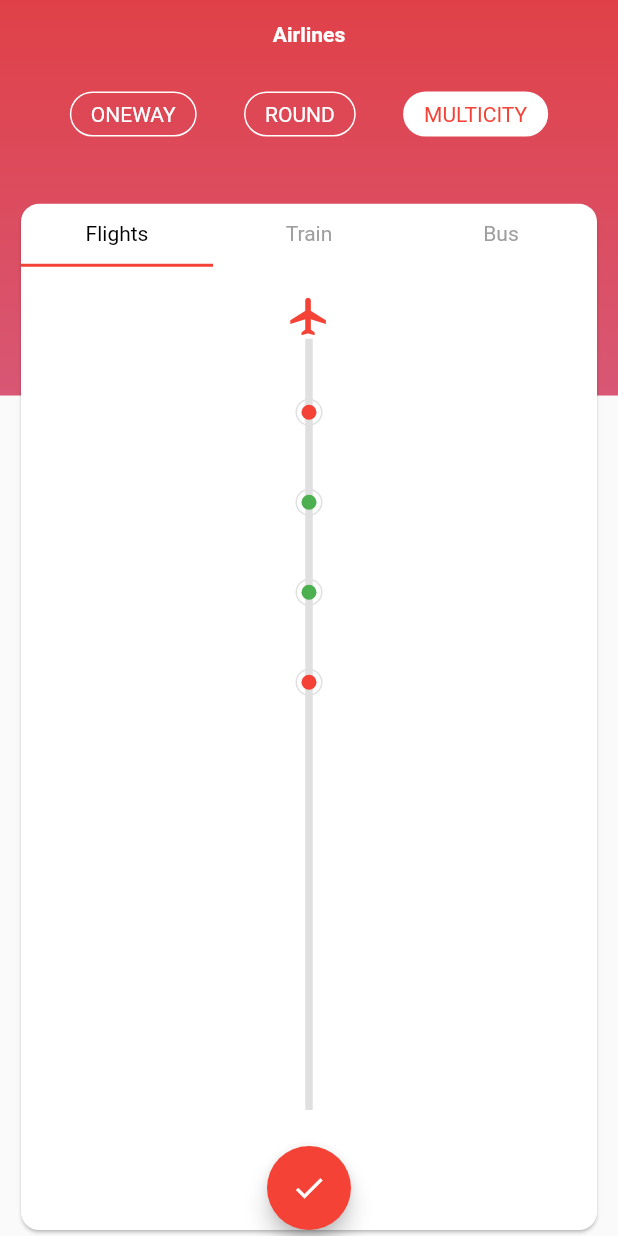
After one commit to nikiforosper/flutter_challenges, a Flutter app: the MainFlightApp screen opened directly, after a tap on the "multiline chart" icon, on a phone screen of 412 x 824 dp. The commit adds this screen. Run offline on Flutter 3.47's test engine with Material 2 defaults, Android fonts, the phone set to English and light mode, and no system bars; our stand-ins replace flutter_map, latlong2.

Commit message:
initialize flight app

```diff
--- /dev/null
+++ b/lib/flight_app/flight_form.dart
@@ -0,0 +1,60 @@
+import 'package:flutter/material.dart';
+
+class FlightForm extends StatelessWidget {
+  const FlightForm({
+    Key? key,
+    required this.onTap,
+  }) : super(key: key);
+  final VoidCallback onTap;
+  @override
+  Widget build(BuildContext context) {
+    return Padding(
+      padding: const EdgeInsets.all(20.0),
+      child: Column(
+        children: [
+          Row(
+            children: const [
+              Icon(
+                Icons.flight_takeoff,
+                color: Colors.red,
+              ),
+              SizedBox(width: 20),
+              Expanded(
+                child: TextField(
+                  decoration: InputDecoration(
+                    label: Text("From"),
+                  ),
+                ),
+              ),
+            ],
+          ),
+          const SizedBox(height: 10),
+          Row(
+            children: const [
+              Icon(
+                Icons.flight_land,
+                color: Colors.red,
+              ),
+              SizedBox(width: 20),
+              Expanded(
+                child: TextField(
+                  decoration: InputDecoration(
+                    label: Text("To"),
+                  ),
+                ),
+              ),
+            ],
+          ),
+          const Spacer(),
+          FloatingActionButton(
+            onPressed: onTap,
+            backgroundColor: Colors.red,
+            child: const Icon(
+              Icons.multiline_chart,
+            ),
+          ),
+        ],
+      ),
+    );
+  }
+}
--- /dev/null
+++ b/lib/flight_app/main_flight_app.dart
@@ -0,0 +1,132 @@
+import 'package:flutter/material.dart';
+import 'package:flutter_application_1/flight_app/flight_form.dart';
+import 'package:flutter_application_1/flight_app/widgets/header_button.dart';
+import 'package:flutter_application_1/flight_app/widgets/tab_button.dart';
+import 'package:flutter_application_1/flight_app/widgets/timeline/flight_timeline.dart';
+
+enum FlightView {
+  form,
+  timeline,
+}
+
+class MainFlightApp extends StatefulWidget {
+  const MainFlightApp({Key? key}) : super(key: key);
+
+  @override
+  State<MainFlightApp> createState() => _MainFlightAppState();
+}
+
+class _MainFlightAppState extends State<MainFlightApp> {
+  FlightView flightView = FlightView.form;
+  void _onFlightPressed() {
+    setState(() {
+      flightView = FlightView.timeline;
+    });
+  }
+
+  @override
+  Widget build(BuildContext context) {
+    final headerHeight = MediaQuery.of(context).size.height * .32;
+    return SafeArea(
+      child: Scaffold(
+        body: Stack(
+          fit: StackFit.expand,
+          children: [
+            Positioned(
+              height: headerHeight,
+              left: 0,
+              right: 0,
+              child: DecoratedBox(
+                decoration: const BoxDecoration(
+                  gradient: LinearGradient(
+                    begin: Alignment.topCenter,
+                    end: Alignment.bottomCenter,
+                    colors: [
+                      Color(0xffe04148),
+                      Color(0xffd85774),
+                    ],
+                  ),
+                ),
+                child: Padding(
+                  padding: const EdgeInsets.all(15.0),
+                  child: Column(
+                    children: [
+                      const Text(
+                        "Airlines",
+                        style: TextStyle(
+                          fontWeight: FontWeight.bold,
+                          color: Colors.white,
+                        ),
+                        textAlign: TextAlign.center,
+                      ),
+                      const SizedBox(height: 30),
+                      Row(
+                        mainAxisAlignment: MainAxisAlignment.spaceEvenly,
+                        children: const [
+                          HeaderButton(
+                            title: "OneWay",
+                          ),
+                          HeaderButton(
+                            title: "Round",
+                          ),
+                          HeaderButton(
+                            title: "Multicity",
+                            isSelected: true,
+                          ),
+                        ],
+                      ),
+                    ],
+                  ),
+                ),
+              ),
+            ),
+            Positioned(
+              left: 10,
+              right: 10,
+              top: headerHeight / 2,
+              bottom: 0,
+              child: Card(
+                shape: RoundedRectangleBorder(
+                  borderRadius: BorderRadius.circular(12),
+                ),
+                child: Column(
+                  children: [
+                    Row(
+                      children: const [
+                        Expanded(
+                          child: TabButton(
+                            title: "Flights",
+                            isSelected: true,
+                          ),
+                        ),
+                        Expanded(
+                          child: TabButton(
+                            title: "Train",
+                          ),
+                        ),
+                        Expanded(
+                          child: TabButton(
+                            title: "Bus",
+                          ),
+                        ),
+                      ],
+                    ),
+                    Expanded(
+                      child: flightView == FlightView.form
+                          ? FlightForm(
+                              onTap: _onFlightPressed,
+                            )
+                          : FlutterTimeline(
+                              onTap: () {},
+                            ),
+                    ),
+                  ],
+                ),
+              ),
+            ),
+          ],
+        ),
+      ),
+    );
+  }
+}
--- /dev/null
+++ b/lib/flight_app/widgets/header_button.dart
@@ -0,0 +1,34 @@
+import 'package:flutter/material.dart';
+
+class HeaderButton extends StatelessWidget {
+  const HeaderButton({
+    Key? key,
+    required this.title,
+    this.isSelected = false,
+  }) : super(key: key);
+  final String title;
+  final bool isSelected;
+  @override
+  Widget build(BuildContext context) {
+    return Container(
+      decoration: BoxDecoration(
+        borderRadius: BorderRadius.circular(20),
+        color: isSelected ? Colors.white : null,
+        border: Border.all(
+          color: Colors.white,
+        ),
+      ),
+      child: Padding(
+        padding: const EdgeInsets.symmetric(vertical: 6, horizontal: 13),
+        child: Center(
+          child: Text(
+            title.toUpperCase(),
+            style: TextStyle(
+              color: isSelected ? Colors.red : Colors.white,
+            ),
+          ),
+        ),
+      ),
+    );
+  }
+}
--- /dev/null
+++ b/lib/flight_app/widgets/tab_button.dart
@@ -0,0 +1,38 @@
+import 'package:flutter/cupertino.dart';
+import 'package:flutter/material.dart';
+
+class TabButton extends StatelessWidget {
+  const TabButton({
+    Key? key,
+    required this.title,
+    this.isSelected = false,
+  }) : super(key: key);
+  final String title;
+  final bool isSelected;
+
+  @override
+  Widget build(BuildContext context) {
+    return SizedBox(
+      height: 50,
+      child: Column(
+        mainAxisSize: MainAxisSize.min,
+        children: [
+          Padding(
+            padding: const EdgeInsets.all(12.0),
+            child: Text(
+              title,
+              style: TextStyle(
+                color: isSelected ? Colors.black : Colors.grey,
+              ),
+            ),
+          ),
+          if (isSelected)
+            Container(
+              height: 2,
+              color: Colors.red,
+            ),
+        ],
+      ),
+    );
+  }
+}
--- /dev/null
+++ b/lib/flight_app/widgets/timeline/aircraft_airline.dart
@@ -0,0 +1,28 @@
+import 'package:flutter/material.dart';
+import 'package:flutter_application_1/flight_app/widgets/timeline/flight_timeline.dart';
+
+class AircraftAndLine extends StatelessWidget {
+  const AircraftAndLine({Key? key}) : super(key: key);
+
+  @override
+  Widget build(BuildContext context) {
+    return SizedBox(
+      width: airplaneSize,
+      child: Column(
+        children: [
+          const Icon(
+            Icons.flight,
+            color: Colors.red,
+            size: airplaneSize,
+          ),
+          Expanded(
+            child: Container(
+              width: 5,
+              color: Colors.grey[300],
+            ),
+          ),
+        ],
+      ),
+    );
+  }
+}
--- /dev/null
+++ b/lib/flight_app/widgets/timeline/flight_timeline.dart
@@ -0,0 +1,70 @@
+import 'package:flutter/material.dart';
+import 'package:flutter_application_1/flight_app/widgets/timeline/aircraft_airline.dart';
+import 'package:flutter_application_1/flight_app/widgets/timeline/timeline_dot.dart';
+
+const airplaneSize = 30.0;
+const dotSize = 18.0;
+
+class FlutterTimeline extends StatefulWidget {
+  const FlutterTimeline({Key? key, required this.onTap}) : super(key: key);
+  final VoidCallback onTap;
+
+  @override
+  State<FlutterTimeline> createState() => _FlutterTimelineState();
+}
+
+class _FlutterTimelineState extends State<FlutterTimeline> {
+  bool animated = false;
+  @override
+  Widget build(BuildContext context) {
+    return LayoutBuilder(builder: (context, constraints) {
+      final centerDot = constraints.maxWidth / 2 - dotSize / 2;
+      return Stack(
+        children: [
+          Positioned(
+            left: constraints.maxWidth / 2 - airplaneSize / 2,
+            top: 10,
+            bottom: 80.0,
+            child: const AircraftAndLine(),
+          ),
+          Positioned(
+            left: centerDot,
+            top: 80,
+            child: const TimelineDot(
+              isSelected: true,
+            ),
+          ),
+          Positioned(
+            left: centerDot,
+            top: 140,
+            child: const TimelineDot(),
+          ),
+          Positioned(
+            left: centerDot,
+            top: 200,
+            child: const TimelineDot(),
+          ),
+          Positioned(
+            left: centerDot,
+            top: 260,
+            child: const TimelineDot(
+              isSelected: true,
+            ),
+          ),
+          Align(
+            alignment: Alignment.bottomCenter,
+            child: FloatingActionButton(
+              backgroundColor: Colors.red,
+              child: const Icon(Icons.check),
+              onPressed: () {
+                setState(() {
+                  animated = true;
+                });
+              },
+            ),
+          ),
+        ],
+      );
+    });
+  }
+}
--- /dev/null
+++ b/lib/flight_app/widgets/timeline/timeline_dot.dart
@@ -0,0 +1,30 @@
+import 'package:flutter/material.dart';
+import 'package:flutter_application_1/flight_app/widgets/timeline/flight_timeline.dart';
+
+class TimelineDot extends StatelessWidget {
+  const TimelineDot({
+    Key? key,
+    this.isSelected = false,
+  }) : super(key: key);
+  final bool isSelected;
+
+  @override
+  Widget build(BuildContext context) {
+    return Container(
+      height: dotSize,
+      width: dotSize,
+      decoration: BoxDecoration(
+        border: Border.all(
+          color: Colors.grey[300]!,
+        ),
+        shape: BoxShape.circle,
+      ),
+      child: Padding(
+        padding: const EdgeInsets.all(3.0),
+        child: CircleAvatar(
+          backgroundColor: isSelected ? Colors.red : Colors.green,
+        ),
+      ),
+    );
+  }
+}
--- a/lib/main.dart
+++ b/lib/main.dart
@@ -1,5 +1,6 @@
 import 'package:flutter/material.dart';
 import 'package:flutter/services.dart';
+import 'package:flutter_application_1/flight_app/main_flight_app.dart';
 import 'package:flutter_application_1/listview_tabbar/listview_tabbar.dart';
 import 'package:flutter_application_1/map/main_animated.markers_map.dart';
 import 'package:flutter_application_1/sliver_animation_card/sliver_animation_card.dart';
@@ -81,6 +82,19 @@ class MyHomePage extends StatelessWidget {
                     ),
                   ),
                 ),
+                ListTile(
+                  title: const Text("Flight App"),
+                  onTap: () => Navigator.of(context).push(
+                    PageRouteBuilder(
+                      pageBuilder: (_, animation, __) {
+                        return FadeTransition(
+                          opacity: animation,
+                          child: const MainFlightApp(),
+                        );
+                      },
+                    ),
+                  ),
+                ),
               ],
             ),
           );
```
